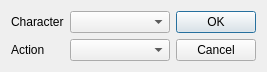
Old version of the form lib/other_action_gui.ui in the repository ErikSeguinte/ex-3e-tracker-Python.
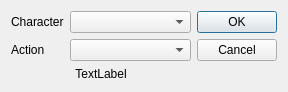
New version of the form.

Commit message: Added Other Action window opens, options filled.

```diff
--- a/lib/other_action_gui.ui
+++ b/lib/other_action_gui.ui
@@ -6,8 +6,8 @@
    <rect>
     <x>0</x>
     <y>0</y>
-    <width>267</width>
-    <height>70</height>
+    <width>288</width>
+    <height>87</height>
    </rect>
   </property>
   <property name="windowTitle">
@@ -15,6 +15,8 @@
   </property>
   <layout class="QHBoxLayout" name="horizontalLayout">
    <item>
+    <layout class="QVBoxLayout" name="verticalLayout_2">
+     <item>
     <layout class="QFormLayout" name="formLayout">
      <item row="0" column="0">
       <widget class="QLabel" name="label">
@@ -39,6 +41,18 @@
     </layout>
    </item>
    <item>
+      <widget class="QLabel" name="label_3">
+       <property name="text">
+        <string>TextLabel</string>
+       </property>
+       <property name="alignment">
+        <set>Qt::AlignCenter</set>
+       </property>
+      </widget>
+     </item>
+    </layout>
+   </item>
+   <item>
     <widget class="QDialogButtonBox" name="buttonBox">
      <property name="orientation">
       <enum>Qt::Vertical</enum>
```
Left out of the diff: 6 changed lines with no effect on the pictures. Lines whose indentation alone changed are shown as unchanged. The commit also changes 1 other file.
